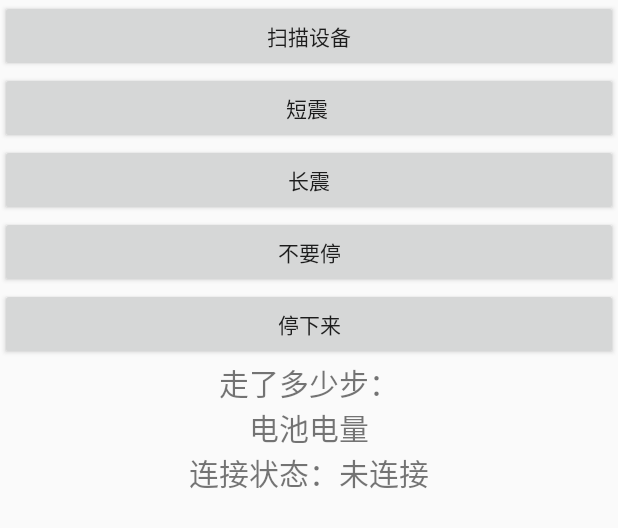
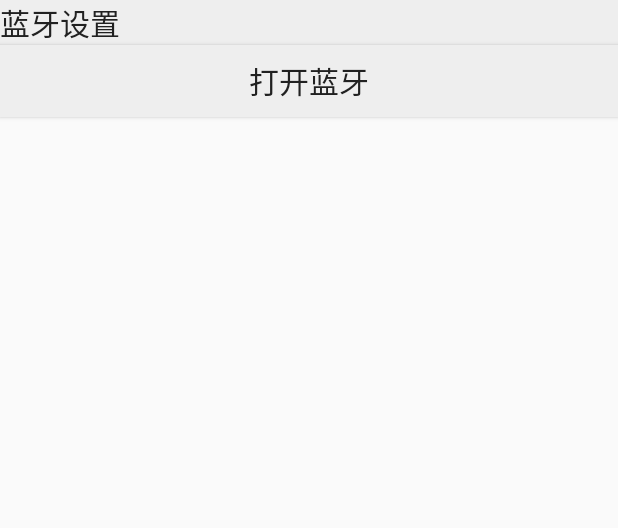
Before and after one commit to SCcurry/HandWear, an Android app: the layout activity_main.xml on its own in the app's theme, with its tools: preview values and no code run, on a phone screen of 412 x 824 dp. Shown: the top 528 px of the screen. Run offline under Robolectric (Android 15) with nearby library versions, the phone set to English and light mode, and no system bars.

Commit message:
蓝牙打开功能的实现
第一步

```diff
--- a/app/src/main/res/layout/activity_main.xml
+++ b/app/src/main/res/layout/activity_main.xml
@@ -1,68 +1,30 @@
 <?xml version="1.0" encoding="utf-8"?>
 <LinearLayout xmlns:android="http://schemas.android.com/apk/res/android"
+    xmlns:app="http://schemas.android.com/apk/res-auto"
     xmlns:tools="http://schemas.android.com/tools"
     android:layout_width="match_parent"
     android:layout_height="match_parent"
+    tools:context="com.example.administrator.bluetooth.MainActivity"
     android:orientation="vertical"
-    tools:context="com.example.administrator.handwear.MainActivity">
+    >
+
+    <TextView
+        android:id="@+id/txt_title"
+        android:layout_width="match_parent"
+        android:layout_height="wrap_content"
+        android:text="@string/title"
+        android:textSize="20sp"
+        android:textColor="#212121"
+        android:background="#eee" />
 
     <Button
-        android:id="@+id/saomiao"
+        android:id="@+id/btn_open_bt"
         android:layout_width="match_parent"
         android:layout_height="wrap_content"
-        android:text="扫描设备"/>
-    <Button
-        android:id="@+id/zhendong"
-        android:layout_width="match_parent"
-        android:layout_height="wrap_content"
-        android:text="短震 "/>
-    <Button
-        android:id="@+id/changzhen"
-        android:layout_width="match_parent"
-        android:layout_height="wrap_content"
-        android:text="长震"/>
-    <Button
-        android:id="@+id/buting"
-        android:layout_width="match_parent"
-        android:layout_height="wrap_content"
-        android:text="不要停"/>
-    <Button
-        android:id="@+id/tingxia"
-        android:layout_width="match_parent"
-        android:layout_height="wrap_content"
-        android:text="停下来"/>
-
-    <TextView
-        android:id="@+id/jibu"
-        android:layout_width="match_parent"
-        android:layout_height="wrap_content"
-        android:text="走了多少步："
-        android:gravity="center"
-        android:textSize="20dp"/>
-
-
-    <TextView
-        android:id="@+id/dianliang"
-        android:layout_width="match_parent"
-        android:layout_height="wrap_content"
-        android:text="电池电量"
-        android:gravity="center"
-        android:textSize="20dp"/>
-
-    <TextView
-        android:id="@+id/lianjiezhuangtai"
-        android:layout_width="match_parent"
-        android:layout_height="wrap_content"
-        android:text="连接状态：未连接"
-        android:gravity="center"
-        android:textSize="20dp"/>
-
-    <ListView
-        android:id="@+id/list"
-        android:layout_width="match_parent"
-        android:layout_height="match_parent">
-    </ListView>
-
-
+        android:text="@string/open"
+        android:textSize="20sp"
+        android:textColor="#212121"
+        android:background="#eee"
+        />
 
 </LinearLayout>
--- a/app/src/main/res/values/strings.xml
+++ b/app/src/main/res/values/strings.xml
@@ -1,3 +1,6 @@
 <resources>
-    <string name="app_name">HandWear</string>
+    <string name="app_name">BlueTooth</string>
+    <string name="title">蓝牙设置</string>
+    <string name="open">打开蓝牙</string>
+
 </resources>
```
Also changed, not shown: app/build.gradle (+5 -5 lines), app/src/main/AndroidManifest.xml (+6 -2 lines), app/src/main/java/com/example/administrator/bluetooth/MainActivity.java (added, +99 -0 lines), app/src/main/java/com/example/administrator/bluetooth/Scan_Service.java (added, +17 -0 lines), app/src/main/java/com/example/administrator/handwear/MainActivity.java (deleted, +0 -220 lines), app/src/main/java/com/example/administrator/handwear/MyAdapter.java (deleted, +0 -73 lines), app/src/main/res/layout/devices_item.xml (deleted, +0 -43 lines), app/src/main/res/mipmap-hdpi/timg.jpg (deleted), gradle/wrapper/gradle-wrapper.properties, 5 other files.
